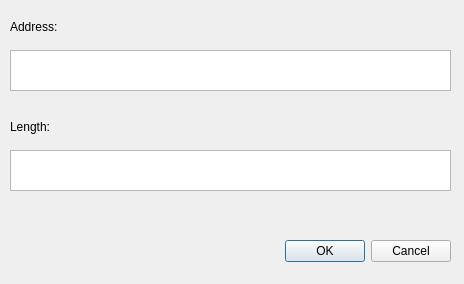
Old version of the form idangr/ui/addmem.ui in the repository andreafioraldi/IDAngr.
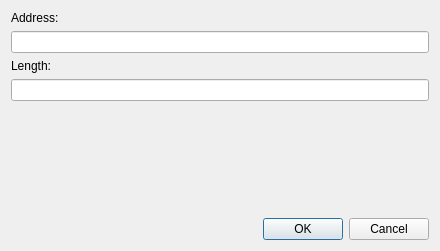
New version of the form.

```diff
--- a/idangr/ui/addmem.ui
+++ b/idangr/ui/addmem.ui
@@ -6,81 +6,62 @@
    <rect>
     <x>0</x>
     <y>0</y>
-    <width>464</width>
-    <height>284</height>
+    <width>440</width>
+    <height>251</height>
    </rect>
   </property>
   <property name="windowTitle">
    <string>Add Symbolic Memory</string>
   </property>
-  <widget class="QDialogButtonBox" name="buttonBox">
-   <property name="geometry">
-    <rect>
-     <x>90</x>
-     <y>231</y>
-     <width>361</width>
-     <height>41</height>
-    </rect>
-   </property>
-   <property name="orientation">
-    <enum>Qt::Horizontal</enum>
-   </property>
-   <property name="standardButtons">
-    <set>QDialogButtonBox::Cancel|QDialogButtonBox::Ok</set>
-   </property>
-  </widget>
-  <widget class="QPlainTextEdit" name="addrTextEdit">
-   <property name="geometry">
-    <rect>
-     <x>10</x>
-     <y>50</y>
-     <width>441</width>
-     <height>41</height>
-    </rect>
-   </property>
-   <property name="plainText">
-    <string/>
-   </property>
-  </widget>
+  <layout class="QGridLayout" name="gridLayout_2">
+   <item row="0" column="0">
+    <layout class="QGridLayout" name="gridLayout">
+     <item row="0" column="0">
   <widget class="QLabel" name="label">
-   <property name="geometry">
-    <rect>
-     <x>10</x>
-     <y>10</y>
-     <width>108</width>
-     <height>33</height>
-    </rect>
-   </property>
    <property name="text">
     <string>Address:</string>
    </property>
   </widget>
+     </item>
+     <item row="1" column="0">
+      <widget class="QLineEdit" name="addrTextEdit"/>
+     </item>
+     <item row="2" column="0">
   <widget class="QLabel" name="label_2">
-   <property name="geometry">
-    <rect>
-     <x>10</x>
-     <y>110</y>
-     <width>108</width>
-     <height>33</height>
-    </rect>
-   </property>
    <property name="text">
     <string>Length:</string>
    </property>
   </widget>
-  <widget class="QPlainTextEdit" name="lenTextEdit">
-   <property name="geometry">
-    <rect>
-     <x>10</x>
-     <y>150</y>
-     <width>441</width>
-     <height>41</height>
-    </rect>
-   </property>
-   <property name="plainText">
-    <string/>
-   </property>
-  </widget>
+     </item>
+     <item row="3" column="0">
+      <widget class="QLineEdit" name="lenTextEdit"/>
+     </item>
+    </layout>
+   </item>
+   <item row="1" column="0">
+    <spacer name="verticalSpacer">
+     <property name="orientation">
+      <enum>Qt::Vertical</enum>
+     </property>
+     <property name="sizeHint" stdset="0">
+      <size>
+       <width>20</width>
+       <height>79</height>
+      </size>
+     </property>
+    </spacer>
+   </item>
+   <item row="2" column="0">
+    <widget class="QDialogButtonBox" name="buttonBox">
+     <property name="orientation">
+      <enum>Qt::Horizontal</enum>
+     </property>
+     <property name="standardButtons">
+      <set>QDialogButtonBox::Cancel|QDialogButtonBox::Ok</set>
+     </property>
+    </widget>
+   </item>
+  </layout>
  </widget>
  <resources/>
  <connections>
```
Lines whose indentation alone changed are shown as unchanged.
